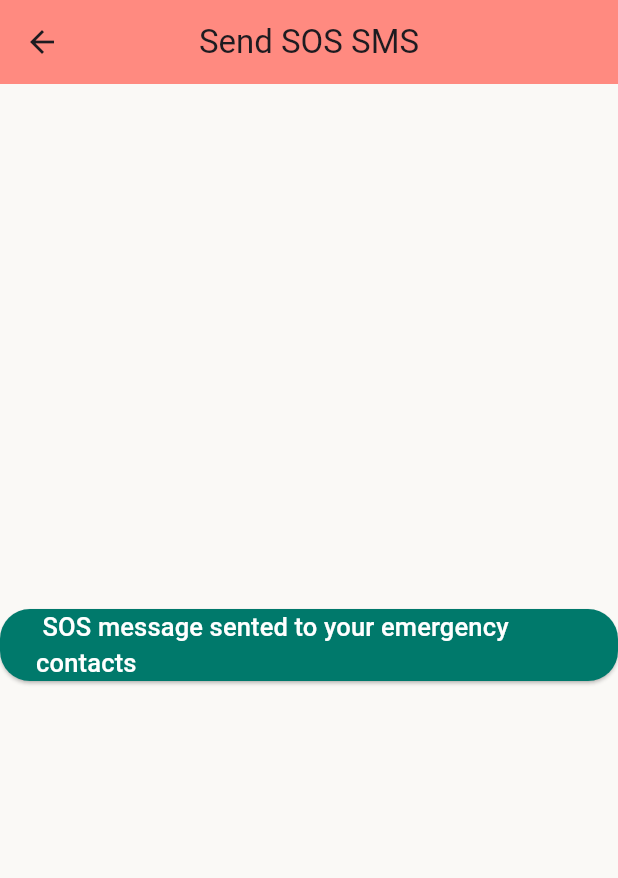
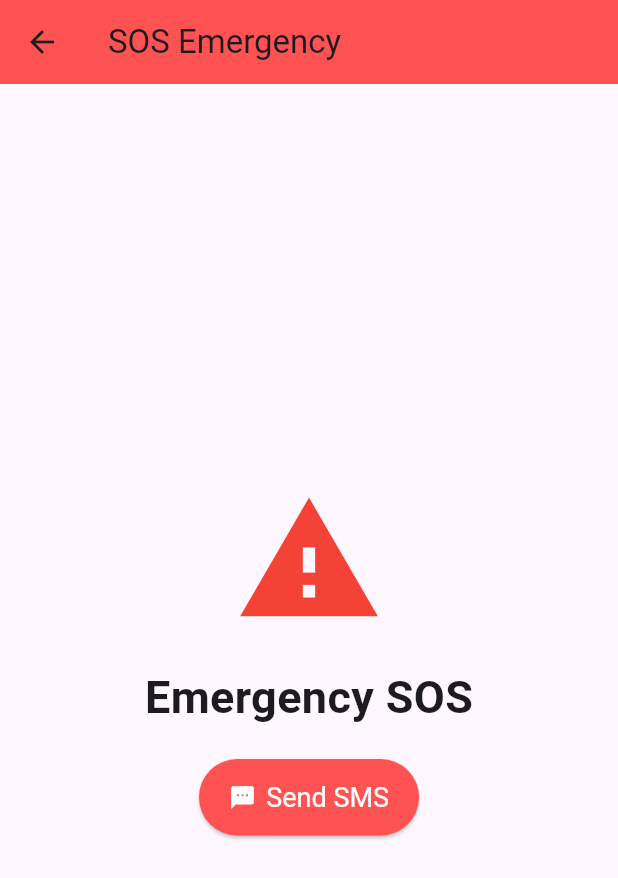
Before and after one commit to HafeefaPC/emergency, a Flutter app: the SOSButton screen opened directly, on a phone screen of 412 x 824 dp. Shown: the top 878 px of the screen. Run offline on Flutter 3.47's test engine with Material 3 defaults, Android fonts, the phone set to English and light mode, and no system bars; our stand-ins replace fluttertoast, hive, hive_flutter, lottie, shared_preferences; accounts and stored records are empty.

Commit message:
sms message

```diff
--- a/lib/main.dart
+++ b/lib/main.dart
@@ -1,4 +1,5 @@
 import 'package:ambulance_call/screens/home.dart';
+import 'package:ambulance_call/screens/sos.dart';
 import 'package:flutter/material.dart';
 
 import 'package:hive_flutter/hive_flutter.dart';
@@ -37,7 +38,7 @@ class MyApp extends StatelessWidget {
   Widget build(BuildContext context) {
     return const MaterialApp(
       debugShowCheckedModeBanner: false,
-      home: SignUpDoctor(),
+      home:SplashScreen(),
     );
   }
 }
--- a/lib/screens/sos.dart
+++ b/lib/screens/sos.dart
@@ -1,64 +1,64 @@
 import 'package:flutter/material.dart';
+import 'package:url_launcher/url_launcher.dart';
 
+// Function to send an SMS using the url_launcher package with a predefined message
+void _sendingSMS() async {
+  // Define the phone number and the message body
+  const String phoneNumber = '7356027036';
+  const String message = 'I am in danger, help me';
 
-class SOSButton extends StatefulWidget {
-  const SOSButton({Key? key}) : super(key: key);
+  // Encode the message for URL format
+  var url = Uri.parse('sms:$phoneNumber?body=${Uri.encodeComponent(message)}');
 
-  @override
-  State<SOSButton> createState() => _SOSButtonState();
+  if (await canLaunchUrl(url)) {
+    await launchUrl(url);
+  } else {
+    throw 'Could not launch $url';
+  }
 }
 
-class _SOSButtonState extends State<SOSButton> {
-  // String message = "I am in danger, please contact me back!";
-  // List<String> recipients = ["+918547046415", "+917736761186", "+917994995080"];
-
-  // String _resultMessage = "";
-
-  // void _sendSMS(String message, List<String> recipients) async {
-  //   try {
-  //     String _result = await sendSMS(message: message, recipients: recipients);
-  //     setState(() {
-  //       _resultMessage = "SMS sent successfully: $_result";
-  //     });
-  //   } catch (error) {
-  //     setState(() {
-  //       _resultMessage = "Error sending SMS: $error";
-  //     });
-  //   }
-  // }
+class SOSButton extends StatelessWidget {
+  const SOSButton({Key? key}) : super(key: key);
 
   @override
   Widget build(BuildContext context) {
     return Scaffold(
-      backgroundColor: Color(0xffFAF9F6),
       appBar: AppBar(
-        title: Text("Send SOS SMS"),
-        centerTitle: true,
-        backgroundColor:Colors.redAccent[100],
+        title: const Text('SOS Emergency'),
+        backgroundColor: Colors.redAccent,
       ),
-      body: Center(
-        child: Column(
-          mainAxisAlignment: MainAxisAlignment.center,
-          children: [
-            ElevatedButton.icon(
-              onPressed: () {
-
-              },
-              style: ElevatedButton.styleFrom(
-                backgroundColor: Colors.teal[700],
-                shape: RoundedRectangleBorder(
-                  borderRadius: BorderRadius.circular(20.0),
+      body: SafeArea(
+        child: Center(
+          child: Column(
+            mainAxisAlignment: MainAxisAlignment.center,
+            children: [
+              Icon(
+                Icons.warning,
+                color: Colors.red,
+                size: 100.0,
+              ),
+              SizedBox(height: 20.0),
+              const Text(
+                'Emergency SOS',
+                style: TextStyle(
+                  fontSize: 30.0,
+                  fontWeight: FontWeight.bold,
                 ),
               ),
-
-              label: Text(
-                " SOS message sented to your emergency contacts",
-                style: TextStyle(color: Colors.white, fontSize: 17.0),
+              SizedBox(height: 20.0),
+              ElevatedButton.icon(
+                onPressed: _sendingSMS,
+                icon: Icon(Icons.sms, color: Colors.white),
+                label: Text('Send SMS'),
+                style: ElevatedButton.styleFrom(
+                  foregroundColor: Colors.white,
+                  backgroundColor: Colors.redAccent, // Button text color
+                  padding: EdgeInsets.symmetric(horizontal: 20.0, vertical: 15.0),
+                  textStyle: TextStyle(fontSize: 18.0),
+                ),
               ),
-            ),
-            SizedBox(height: 20),
-            // Text(_resultMessage),
-          ],
+            ],
+          ),
         ),
       ),
     );
--- a/pubspec.yaml
+++ b/pubspec.yaml
@@ -42,8 +42,8 @@ dependencies:
   shared_preferences: ^2.2.3
   fluttertoast: ^8.2.6
   url_launcher: ^6.3.0
-  # flutter_sms: ^2.3.3
-  # flutter_dotenv: ^5.0.3
+  flutter_dotenv: ^5.0.3
+
 
   permission_handler: ^11.3.1
 
```
Also changed, not shown: pubspec.lock, 2 other files.
